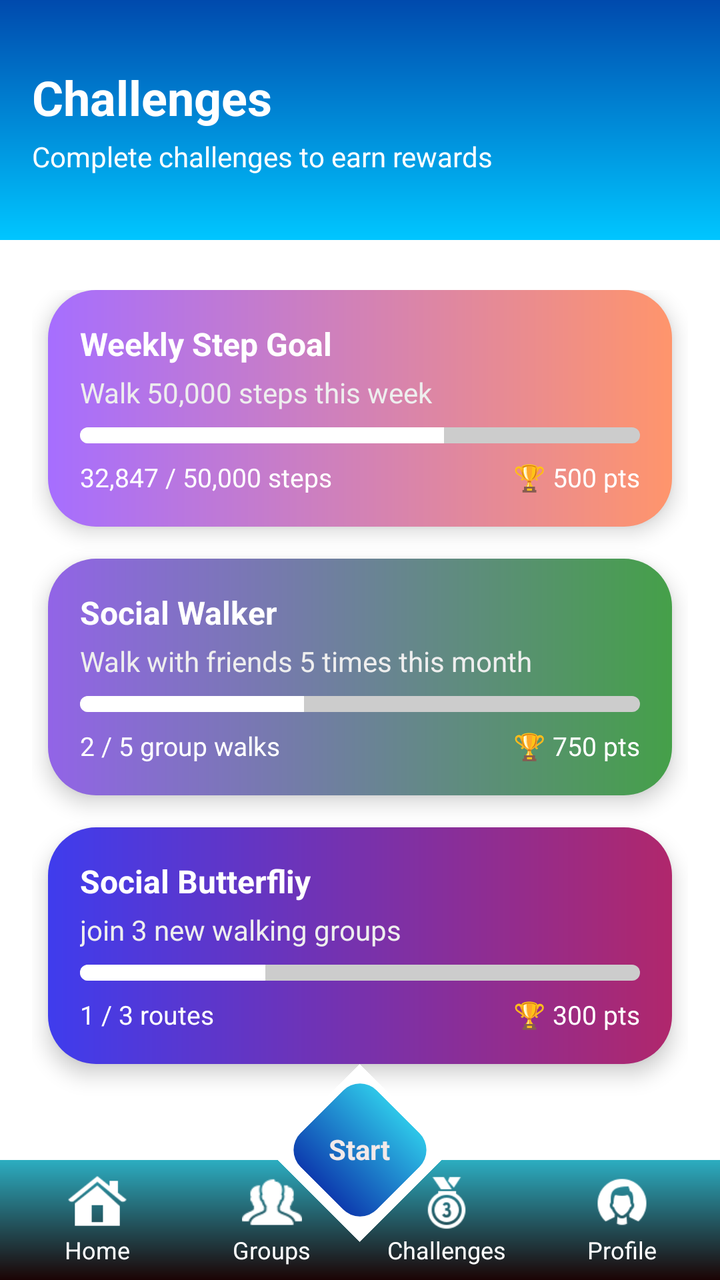
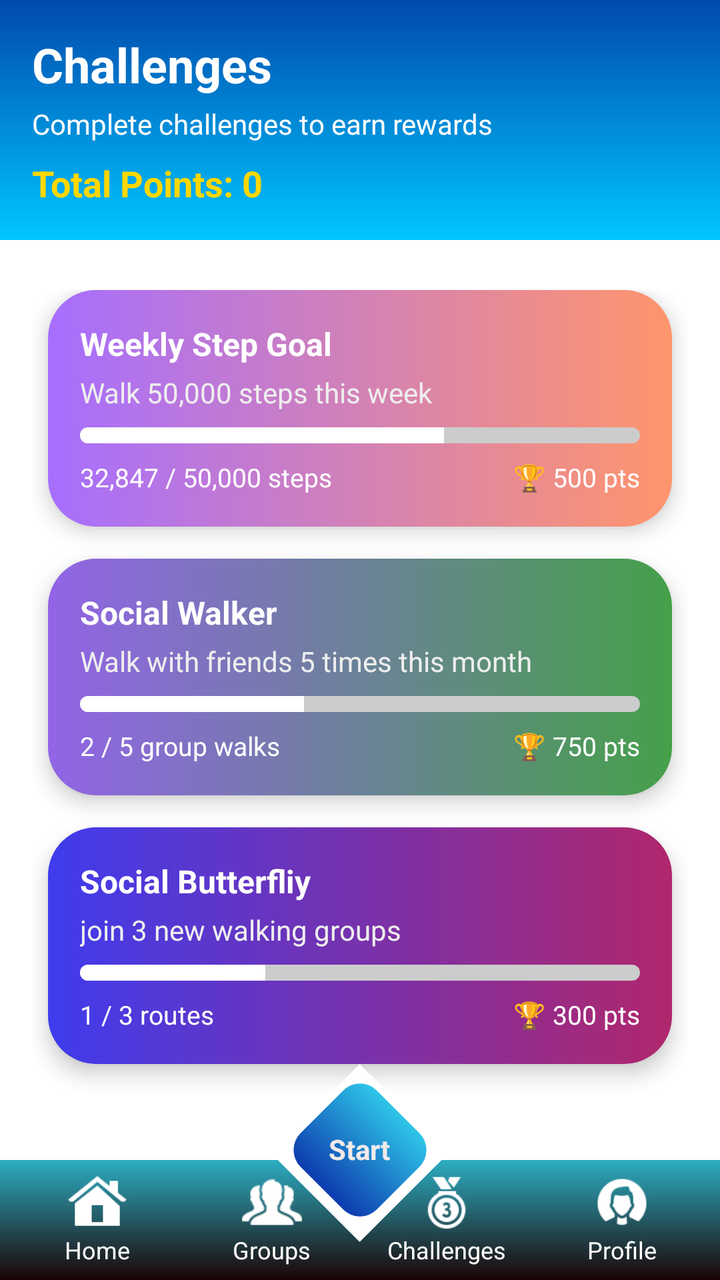

Before-and-after screenshots of an Android layout around one commit, followed by the original layout XML and the change that was made.
<!-- AndroidManifest.xml: application theme Theme.GrowStep -->
<!-- res/layout/activity_challenges.xml -->
<?xml version="1.0" encoding="utf-8"?>
<RelativeLayout xmlns:android="http://schemas.android.com/apk/res/android"

    android:layout_width="match_parent"
    android:layout_height="match_parent"
    android:background="#FFFFFF">

    


    <LinearLayout
        android:id="@+id/headerLayout"
        android:layout_width="match_parent"
        android:layout_height="120dp"
        android:background="@drawable/challenges_header_gradient"
        android:gravity="center_vertical"
        android:orientation="vertical"
        android:padding="16dp">

        <TextView
            android:id="@+id/tvTitle"
            android:layout_width="wrap_content"
            android:layout_height="wrap_content"
            android:text="Challenges"
            android:textColor="#FFFFFF"
            android:textSize="24sp"
            android:textStyle="bold" />

        <TextView
            android:id="@+id/tvSubtitle"
            android:layout_width="wrap_content"
            android:layout_height="wrap_content"
            android:layout_marginTop="4dp"
            android:text="Complete challenges to earn rewards"
            android:textColor="#FFFFFF"
            android:textSize="14sp" />
    </LinearLayout>

    <ScrollView
        android:id="@+id/scrollView"
        android:layout_width="match_parent"
        android:layout_height="match_parent"
        android:layout_above="@id/bottomNav"
        android:layout_below="@id/headerLayout"
        android:layout_marginTop="1dp"
        android:layout_marginBottom="-1dp"
        android:padding="16dp">

        <LinearLayout
            android:layout_width="match_parent"
            android:layout_height="wrap_content"
            android:layout_marginTop="8dp"
            android:gravity="center_horizontal"
            android:orientation="vertical">

            
            <LinearLayout
                style="@style/ChallengeCard"
                android:background="@drawable/challenges_gradient_card_1">

                <LinearLayout
                    android:layout_width="match_parent"
                    android:layout_height="wrap_content"
                    android:orientation="vertical">

                    <TextView
                        android:layout_width="wrap_content"
                        android:layout_height="wrap_content"
                        android:text="Weekly Step Goal"
                        android:textColor="#FFFFFF"
                        android:textSize="16sp"
                        android:textStyle="bold" />

                    <TextView
                        android:layout_width="wrap_content"
                        android:layout_height="wrap_content"
                        android:layout_marginTop="4dp"
                        android:text="Walk 50,000 steps this week"
                        android:textColor="#EEEEEE"
                        android:textSize="14sp" />

                    <ProgressBar
                        android:id="@+id/progressWeeklyStep"
                        style="@android:style/Widget.ProgressBar.Horizontal"
                        android:layout_width="match_parent"
                        android:layout_height="8dp"
                        android:layout_marginTop="8dp"
                        android:max="100"
                        android:progress="65"
                        android:progressDrawable="@drawable/challenges_progress_bar" />

                    <LinearLayout
                        android:layout_width="match_parent"
                        android:layout_height="wrap_content"
                        android:layout_marginTop="8dp"
                        android:gravity="center_vertical"
                        android:orientation="horizontal">

                        <TextView
                            android:id="@+id/textWeeklyStepProgress"
                            android:layout_width="0dp"
                            android:layout_height="wrap_content"
                            android:layout_weight="1"
                            android:text="32,847 / 50,000 steps"
                            android:textColor="#FFFFFF"
                            android:textSize="13sp" />

                        <TextView
                            android:layout_width="wrap_content"
                            android:layout_height="wrap_content"
                            android:text="🏆 500 pts"
                            android:textColor="#FFFFFF"
                            android:textSize="13sp" />
                    </LinearLayout>
                </LinearLayout>
            </LinearLayout>

            
            <LinearLayout
                style="@style/ChallengeCard"
                android:background="@drawable/challenges_gradient_card_2">

                <LinearLayout
                    android:layout_width="match_parent"
                    android:layout_height="wrap_content"
                    android:orientation="vertical">

                    <TextView
                        android:layout_width="wrap_content"
                        android:layout_height="wrap_content"
                        android:text="Social Walker"
                        android:textColor="#FFFFFF"
                        android:textSize="16sp"
                        android:textStyle="bold" />

                    <TextView
                        android:layout_width="wrap_content"
                        android:layout_height="wrap_content"
                        android:layout_marginTop="4dp"
                        android:text="Walk with friends 5 times this month"
                        android:textColor="#EEEEEE"
                        android:textSize="14sp" />

                    <ProgressBar
                        android:id="@+id/progressSocialWalker"
                        style="@android:style/Widget.ProgressBar.Horizontal"
                        android:layout_width="match_parent"
                        android:layout_height="8dp"
                        android:layout_marginTop="8dp"
                        android:max="100"
                        android:progress="40"
                        android:progressDrawable="@drawable/challenges_progress_bar" />

                    <LinearLayout
                        android:layout_width="match_parent"
                        android:layout_height="wrap_content"
                        android:layout_marginTop="8dp"
                        android:gravity="center_vertical"
                        android:orientation="horizontal">

                        <TextView
                            android:id="@+id/textSocialWalkerProgress"
                            android:layout_width="0dp"
                            android:layout_height="wrap_content"
                            android:layout_weight="1"
                            android:text="2 / 5 group walks"
                            android:textColor="#FFFFFF"
                            android:textSize="13sp" />

                        <TextView
                            android:layout_width="wrap_content"
                            android:layout_height="wrap_content"
                            android:text="🏆 750 pts"
                            android:textColor="#FFFFFF"
                            android:textSize="13sp" />
                    </LinearLayout>
                </LinearLayout>
            </LinearLayout>

            
            <LinearLayout
                style="@style/ChallengeCard"
                android:background="@drawable/challenges_gradient_card_3">

                <LinearLayout
                    android:layout_width="match_parent"
                    android:layout_height="wrap_content"
                    android:orientation="vertical">

                    <TextView
                        android:layout_width="wrap_content"
                        android:layout_height="wrap_content"
                        android:text="Social Butterfliy"
                        android:textColor="#FFFFFF"
                        android:textSize="16sp"
                        android:textStyle="bold" />

                    <TextView
                        android:layout_width="wrap_content"
                        android:layout_height="wrap_content"
                        android:layout_marginTop="4dp"
                        android:text="join 3 new walking groups"
                        android:textColor="#EEEEEE"
                        android:textSize="14sp" />

                    <ProgressBar
                        android:id="@+id/progressExplorerBadge"
                        style="@android:style/Widget.ProgressBar.Horizontal"
                        android:layout_width="match_parent"
                        android:layout_height="8dp"
                        android:layout_marginTop="8dp"
                        android:max="100"
                        android:progress="33"
                        android:progressDrawable="@drawable/challenges_progress_bar" />

                    <LinearLayout
                        android:layout_width="match_parent"
                        android:layout_height="wrap_content"
                        android:layout_marginTop="8dp"
                        android:gravity="center_vertical"
                        android:orientation="horizontal">

                        <TextView
                            android:id="@+id/textExplorerBadgeProgress"
                            android:layout_width="0dp"
                            android:layout_height="wrap_content"
                            android:layout_weight="1"
                            android:text="1 / 3 routes"
                            android:textColor="#FFFFFF"
                            android:textSize="13sp" />

                        <TextView
                            android:layout_width="wrap_content"
                            android:layout_height="wrap_content"
                            android:text="🏆 300 pts"
                            android:textColor="#FFFFFF"
                            android:textSize="13sp" />
                    </LinearLayout>
                </LinearLayout>
            </LinearLayout>
        </LinearLayout>
    </ScrollView>

    <LinearLayout
        android:id="@+id/bottomNav"
        android:layout_width="match_parent"
        android:layout_height="60dp"
        android:layout_alignParentBottom="true"
        android:background="@drawable/navigation_bar"
        android:orientation="horizontal"
        android:padding="5dp"
        android:weightSum="4">

        
        <LinearLayout
            android:id="@+id/nav_home"
            android:layout_width="0dp"
            android:layout_height="match_parent"
            android:layout_weight="1"
            android:gravity="center"
            android:orientation="vertical">

            <ImageView
                android:layout_width="30dp"
                android:layout_height="30dp"
                android:src="@drawable/ic_home" />

            <TextView
                android:layout_width="wrap_content"
                android:layout_height="wrap_content"
                android:text="Home"
                android:textColor="#FFFFFF"
                android:textSize="12sp" />
        </LinearLayout>

        
        <LinearLayout
            android:id="@+id/nav_groups"
            android:layout_width="0dp"
            android:layout_height="match_parent"
            android:layout_weight="1"
            android:gravity="center"
            android:orientation="vertical">

            <ImageView
                android:layout_width="30dp"
                android:layout_height="30dp"
                android:src="@drawable/ic_group" />

            <TextView
                android:layout_width="wrap_content"
                android:layout_height="wrap_content"
                android:text="Groups"
                android:textColor="#FFFFFF"
                android:textSize="12sp" />
        </LinearLayout>

        
        <LinearLayout
            android:id="@+id/nav_challenges"
            android:layout_width="0dp"
            android:layout_height="match_parent"
            android:layout_weight="1"
            android:gravity="center"
            android:orientation="vertical">

            <ImageView
                android:layout_width="30dp"
                android:layout_height="30dp"
                android:src="@drawable/ic_challenge" />

            <TextView
                android:layout_width="wrap_content"
                android:layout_height="wrap_content"
                android:text="Challenges"
                android:textColor="#FFFFFF"
                android:textSize="12sp" />
        </LinearLayout>

        
        <LinearLayout
            android:id="@+id/nav_profile"
            android:layout_width="0dp"
            android:layout_height="match_parent"
            android:layout_weight="1"
            android:gravity="center"
            android:orientation="vertical">

            <ImageView
                android:layout_width="30dp"
                android:layout_height="30dp"
                android:src="@drawable/ic_profile" />

            <TextView
                android:layout_width="wrap_content"
                android:layout_height="wrap_content"
                android:text="Profile"
                android:textColor="#FFFFFF"
                android:textSize="12sp" />
        </LinearLayout>

    </LinearLayout>

    
    <TextView
        android:id="@+id/diamondShadow"
        android:layout_width="63dp"
        android:layout_height="63dp"
        android:layout_centerHorizontal="true"
        android:layout_alignParentBottom="true"
        android:layout_marginBottom="32dp"
        android:rotation="45"
        android:background="#FFFFFF" />

    <TextView
        android:id="@+id/textView3"
        android:layout_width="54dp"
        android:layout_height="54dp"
        android:layout_centerHorizontal="true"
        android:layout_alignParentBottom="true"
        android:layout_marginBottom="38dp"
        android:background="@drawable/diamond_button_bg"
        android:rotation="45" />

    <TextView
        android:id="@+id/startLabel"
        android:layout_width="wrap_content"
        android:layout_height="wrap_content"
        android:text="Start"
        android:textColor="#F2E9E9"
        android:textStyle="bold"
        android:layout_centerHorizontal="true"
        android:layout_alignParentBottom="true"
        android:layout_marginBottom="56dp" />

</RelativeLayout>
<!-- resources referenced by this layout -->
<resources>
  <!-- drawable challenges_gradient_card_1 (drawable) -->
  <?xml version="1.0" encoding="utf-8"?>
  <shape xmlns:android="http://schemas.android.com/apk/res/android"
      android:shape="rectangle">
  
      <gradient
          android:startColor="#A66EFF"
          android:endColor="#FF956C"
          android:angle="0"
          android:type="linear" />
  
      <corners android:radius="24dp" />
  </shape>
  <!-- drawable challenges_gradient_card_2 (drawable) -->
  <?xml version="1.0" encoding="utf-8"?>
      <shape xmlns:android="http://schemas.android.com/apk/res/android"
          android:shape="rectangle">
      <gradient xmlns:android="http://schemas.android.com/apk/res/android"
          android:startColor="#9264E7 "
          android:endColor="#45A049"
          android:angle="0"
          android:type="linear" />
  
      <corners android:radius="24dp" />
  
  </shape>
  <!-- drawable challenges_gradient_card_3 (drawable) -->
  <?xml version="1.0" encoding="utf-8"?>
  <shape xmlns:android="http://schemas.android.com/apk/res/android"
      android:shape="rectangle">
      <gradient xmlns:android="http://schemas.android.com/apk/res/android"
          android:startColor="#3F3CED "
          android:endColor="#B0276C"
          android:angle="0"
          android:type="linear" />
  
      <corners android:radius="24dp" />
  
  </shape>
  <!-- drawable challenges_header_gradient (drawable) -->
  <?xml version="1.0" encoding="utf-8"?>
      <shape xmlns:android="http://schemas.android.com/apk/res/android" android:shape="rectangle">
          <gradient
              android:startColor="#004AAD"
              android:endColor="#00C6FF"
              android:angle="2"/>
      </shape>
  <!-- drawable challenges_progress_bar (drawable) -->
  <?xml version="1.0" encoding="utf-8"?>
  <layer-list xmlns:android="http://schemas.android.com/apk/res/android">
      <item android:id="@android:id/background">
          <shape>
              <corners android:radius="10dp" />
              <solid android:color="#CCCCCC" />
          </shape>
      </item>
      <item android:id="@android:id/progress">
          <clip>
              <shape>
                  <corners android:radius="10dp" />
                  <solid android:color="#FFFFFF" />
              </shape>
          </clip>
      </item>
  </layer-list>
  <!-- drawable diamond_button_bg (drawable) -->
  <?xml version="1.0" encoding="utf-8"?>
  <shape xmlns:android="http://schemas.android.com/apk/res/android" android:shape="rectangle">
      
      <corners android:radius="12dp"/>
  
      <gradient
          android:startColor="#2EC6E8"
          android:endColor="#0D3BAE"
          android:angle="2"/>
  
  
      <path
  
  
          android:pathData="M 60 0 L 120 60 L 60 120 L 0 60 Z"
          />
  
  
  
  </shape>
  <!-- drawable ic_challenge: png bitmap (drawable, 1404 bytes) -->
  <!-- drawable ic_group: png bitmap (drawable, 982 bytes) -->
  <!-- drawable ic_home: png bitmap (drawable, 952 bytes) -->
  <!-- drawable ic_profile: png bitmap (drawable, 1172 bytes) -->
  <!-- drawable navigation_bar (drawable) -->
  <?xml version="1.0" encoding="utf-8"?>
  <shape xmlns:android="http://schemas.android.com/apk/res/android" android:shape="rectangle">
      <gradient
          android:startColor="#2CADC1"
          android:endColor="#1B0404"
          android:angle="2"/>
  </shape>
  <style name="ChallengeCard">
          <item name="android:layout_width">match_parent</item>
          <item name="android:layout_height">wrap_content</item>
          <item name="android:padding">16dp</item>
          <item name="android:layout_marginBottom">16dp</item>
          <item name="android:layout_marginHorizontal">8dp</item>
          <item name="android:orientation">vertical</item>
          <item name="android:layout_gravity">center_horizontal</item>
          <item name="android:clipToPadding">false</item>
          <item name="android:elevation">6dp</item>
      </style>
  <style name="Theme.GrowStep" parent="Base.Theme.GrowStep" />
  <style name="Base.Theme.GrowStep" parent="Theme.Material3.DayNight.NoActionBar">
          
          
      </style>
</resources>

<!-- the commit's change to res/layout/activity_challenges.xml (unified diff, before → after) -->
@@ -34,6 +34,16 @@
             android:text="Complete challenges to earn rewards"
             android:textColor="#FFFFFF"
             android:textSize="14sp" />
+
+        <TextView
+            android:id="@+id/tvTotalPoints"
+            android:layout_width="wrap_content"
+            android:layout_height="wrap_content"
+            android:layout_marginTop="8dp"
+            android:text="Total Points: 0"
+            android:textColor="#FFD700"
+            android:textSize="18sp"
+            android:textStyle="bold" />
     </LinearLayout>
 
     <ScrollView
